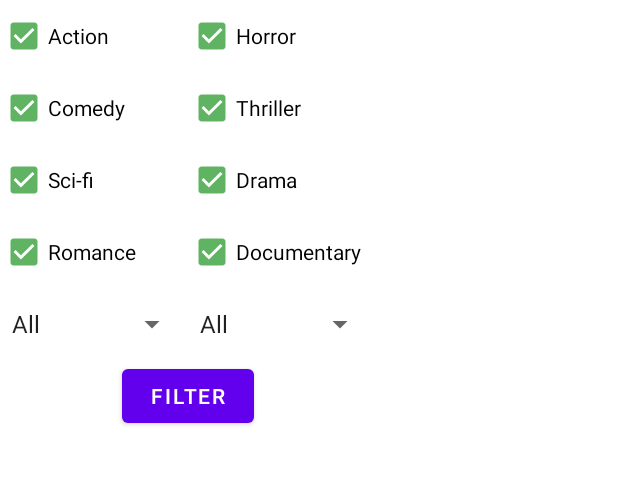
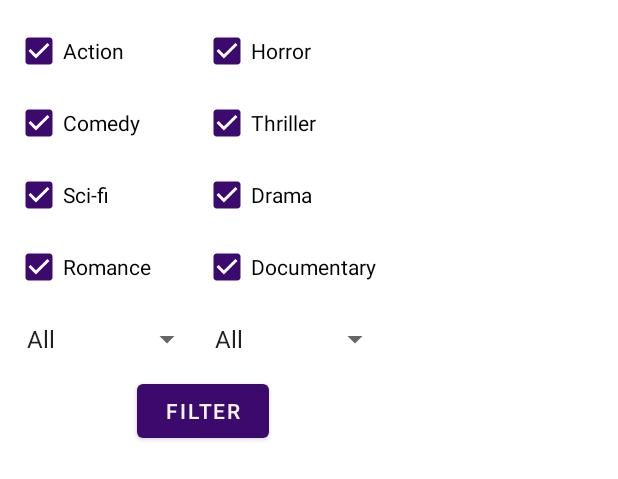
Before and after one commit to lucas-kok/movie-planet-application, an Android app: the layout menu_filter.xml on its own in the app's theme, with its tools: preview values and no code run, on a phone screen of 412 x 824 dp. Shown: the top 479 px of the screen. Run offline under Robolectric (Android 15) with nearby library versions, the phone set to English and light mode, and no system bars.

Commit message:
Added some styling

```diff
--- a/app/src/main/res/layout/activity_main.xml
+++ b/app/src/main/res/layout/activity_main.xml
@@ -6,6 +6,7 @@
     android:id="@+id/drawer_layout"
     android:layout_width="match_parent"
     android:layout_height="match_parent"
+    android:background="@color/color_secondary"
     android:padding="0dp"
     tools:context="com.pekict.movieplanet.presentation.MainActivity"
     tools:openDrawer="start">
@@ -86,8 +87,10 @@
             android:layout_height="wrap_content"
             android:layout_gravity="bottom|end"
             android:layout_margin="@dimen/fab_margin"
+            android:backgroundTint="@color/color_secondary"
             android:contentDescription="@string/label_btn_fab_description"
-            android:src="@drawable/ic_add"
+            android:src="@drawable/ic_search_white"
+
             app:layout_constraintBottom_toBottomOf="parent"
             app:layout_constraintEnd_toEndOf="parent" />
 
--- a/app/src/main/res/layout/menu_filter.xml
+++ b/app/src/main/res/layout/menu_filter.xml
@@ -4,13 +4,14 @@
     xmlns:tools="http://schemas.android.com/tools"
     android:layout_width="wrap_content"
     android:layout_height="wrap_content"
-    android:background="#FFFFFF">
+    android:background="#FFFFFF"
+    android:padding="10dp">
 
     <CheckBox
         android:id="@+id/filter_genre_action"
         android:layout_width="125dp"
         android:layout_height="wrap_content"
-        android:buttonTint="#60B363"
+        android:buttonTint="@color/color_primary"
         android:checked="true"
         android:text="@string/label_filter_genre_action"
         android:textColor="#000000"
@@ -23,7 +24,7 @@
         android:id="@+id/filter_genre_comedy"
         android:layout_width="125dp"
         android:layout_height="wrap_content"
-        android:buttonTint="#60B363"
+        android:buttonTint="@color/color_primary"
         android:checked="true"
         android:text="@string/label_filter_genre_comedy"
         android:textColor="#000000"
@@ -36,7 +37,7 @@
         android:id="@+id/filter_genre_scifi"
         android:layout_width="125dp"
         android:layout_height="wrap_content"
-        android:buttonTint="#60B363"
+        android:buttonTint="@color/color_primary"
         android:checked="true"
         android:text="@string/label_filter_genre_scifi"
         android:textColor="#000000"
@@ -49,7 +50,7 @@
         android:id="@+id/filter_genre_horror"
         android:layout_width="125dp"
         android:layout_height="wrap_content"
-        android:buttonTint="#60B363"
+        android:buttonTint="@color/color_primary"
         android:checked="true"
         android:text="@string/label_filter_genre_horror"
         android:textColor="#000000"
@@ -62,7 +63,7 @@
         android:id="@+id/filter_genre_thriller"
         android:layout_width="125dp"
         android:layout_height="wrap_content"
-        android:buttonTint="#60B363"
+        android:buttonTint="@color/color_primary"
         android:checked="true"
         android:text="@string/label_filter_genre_thriller"
         android:textColor="#000000"
@@ -75,7 +76,7 @@
         android:id="@+id/filter_genre_drama"
         android:layout_width="125dp"
         android:layout_height="wrap_content"
-        android:buttonTint="#60B363"
+        android:buttonTint="@color/color_primary"
         android:checked="true"
         android:text="@string/label_filter_genre_drama"
         android:textColor="#000000"
@@ -88,7 +89,7 @@
         android:id="@+id/filter_genre_documentary"
         android:layout_width="125dp"
         android:layout_height="wrap_content"
-        android:buttonTint="#60B363"
+        android:buttonTint="@color/color_primary"
         android:checked="true"
         android:text="@string/label_filter_genre_documentary"
         android:textColor="#000000"
@@ -101,7 +102,7 @@
         android:id="@+id/filter_genre_romance"
         android:layout_width="125dp"
         android:layout_height="wrap_content"
-        android:buttonTint="#60B363"
+        android:buttonTint="@color/color_primary"
         android:checked="true"
         android:text="@string/label_filter_genre_romance"
         android:textColor="#000000"
--- a/app/src/main/res/values/colors.xml
+++ b/app/src/main/res/values/colors.xml
@@ -1,14 +1,14 @@
 <?xml version="1.0" encoding="utf-8"?>
 <resources>
     <color name="purple_200">#FFBB86FC</color>
-    <color name="purple_500">#FF6200EE</color>
-    <color name="purple_700">#FF3700B3</color>
+    <color name="purple_500">#3C096C</color>
+    <color name="purple_700">#240046</color>
     <color name="teal_200">#FF03DAC5</color>
     <color name="teal_700">#FF018786</color>
     <color name="black">#FF000000</color>
-    <color name="white">#FFFFFFFF</color>
+    <color name="white">#F8F7F3</color>
 
-    <color name="color_primary">#FF3700B3</color>
-    <color name="color_secondary">#FFFFFFFF</color>
+    <color name="color_primary">#3C096C</color>
+    <color name="color_secondary">#F8F7F3</color>
     <color name="color_accent">#FF03DAC5</color>
 </resources>
```
Also changed, not shown: app/src/main/res/layout/activity_movie_view.xml (+7 -9 lines), app/src/main/res/layout/movie_item.xml (+6 -2 lines).
